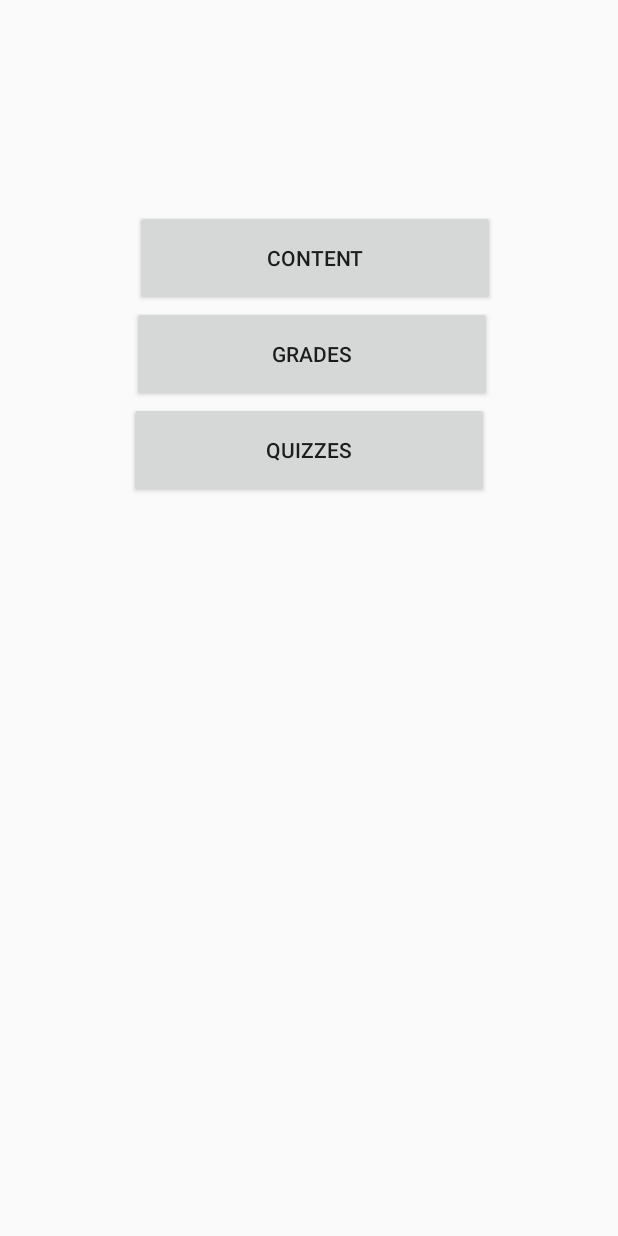
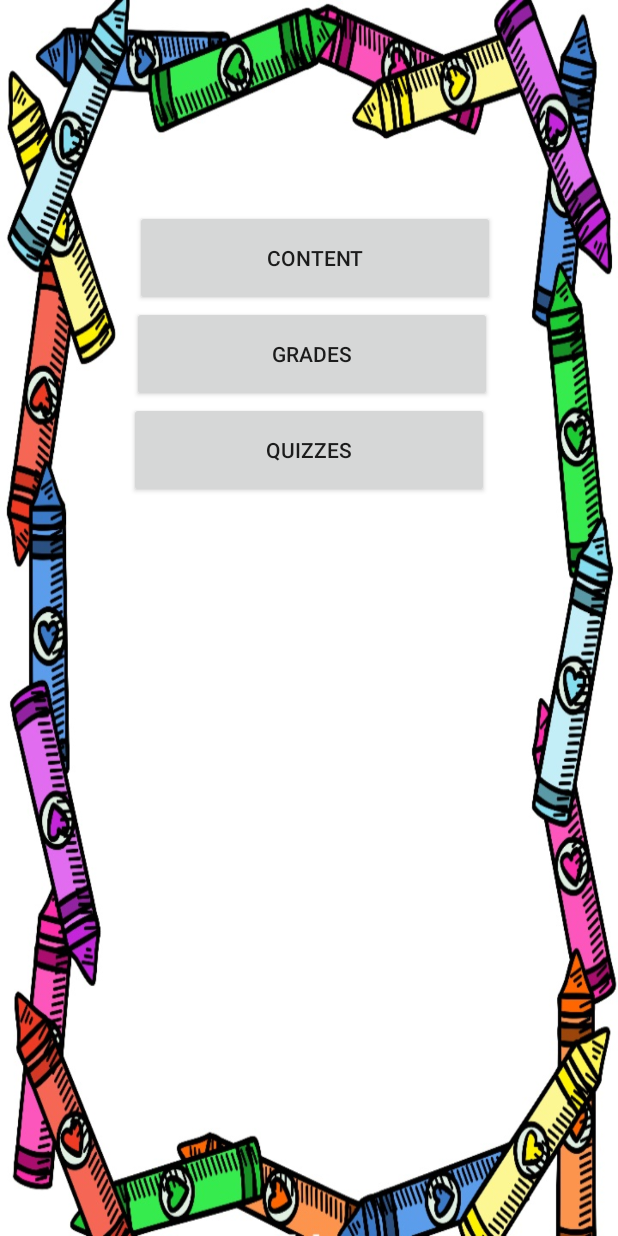
Before and after one commit to KelvinKKLin/Erudite, an Android app: the MainActivity screen opened directly, with no data from a screen before it, on a phone screen of 412 x 824 dp. Run offline under Robolectric (Android 15) with nearby library versions, the phone set to English and light mode, and no system bars.

Commit message:
Added login, main content,and teacher view grade images

```diff
--- a/app/src/main/java/ca/mcmaster/plan6/erudite/MainActivity.java
+++ b/app/src/main/java/ca/mcmaster/plan6/erudite/MainActivity.java
@@ -14,6 +14,8 @@ public class MainActivity extends Activity {
     private Button contentButton,
                    quizzesButton,
                    gradesButton;
+
+
 
     @Override
     protected void onCreate(Bundle savedInstanceState) {
--- a/app/src/main/res/layout/activity_main.xml
+++ b/app/src/main/res/layout/activity_main.xml
@@ -6,7 +6,8 @@
     android:layout_height="match_parent"
     tools:context="ca.mcmaster.plan6.erudite.MainActivity"
     tools:layout_editor_absoluteY="81dp"
-    tools:layout_editor_absoluteX="0dp">
+    tools:layout_editor_absoluteX="0dp"
+    android:background="@drawable/mainactivity">
 
         <Button
             android:id="@+id/quizzes_button"
@@ -49,5 +50,6 @@
             android:layout_marginRight="2dp"
             android:layout_marginTop="140dp"
             android:layout_alignParentTop="true"
-            android:layout_alignStart="@+id/grades_button"/>
+            android:layout_alignStart="@+id/grades_button" />
+
 </RelativeLayout>
--- a/app/src/main/res/layout/grades_activity_teacher.xml
+++ b/app/src/main/res/layout/grades_activity_teacher.xml
@@ -5,6 +5,7 @@
     xmlns:tools="http://schemas.android.com/tools"
     android:layout_width="match_parent"
     android:layout_height="match_parent"
+    android:background="#ffffff"
     tools:context="ca.mcmaster.plan6.erudite.GradesActivity">
 
     <LinearLayout
@@ -26,6 +27,8 @@
             android:paddingLeft="15dp"
             android:paddingTop="25dp"
             android:text="Grades"
+            android:drawableRight="@drawable/clipboar"
+            android:drawablePadding="8dp"
             android:textSize="32sp"
             tools:layout_editor_absoluteX="8dp"
             tools:layout_editor_absoluteY="16dp" />
--- a/app/src/main/res/layout/login_activity.xml
+++ b/app/src/main/res/layout/login_activity.xml
@@ -8,6 +8,7 @@
               android:paddingLeft="@dimen/activity_horizontal_margin"
               android:paddingRight="@dimen/activity_horizontal_margin"
               android:paddingTop="@dimen/activity_vertical_margin"
+              android:background="@drawable/login"
               tools:context="ca.mcmaster.plan6.erudite.LoginActivity">
 
     <!-- Login progress -->
--- a/build.gradle
+++ b/build.gradle
@@ -5,7 +5,7 @@ buildscript {
         jcenter()
     }
     dependencies {
-        classpath 'com.android.tools.build:gradle:2.3.0'
+        classpath 'com.android.tools.build:gradle:2.3.1'
 
         // NOTE: Do not place your application dependencies here; they belong
         // in the individual module build.gradle files
```
Also changed, not shown: app/src/main/res/drawable/clipboar.jpg (added), app/src/main/res/drawable/gradesbutton.jpg (added), app/src/main/res/drawable/login.jpg (added), app/src/main/res/drawable/mainactivity.jpg (added), 5 other files.
